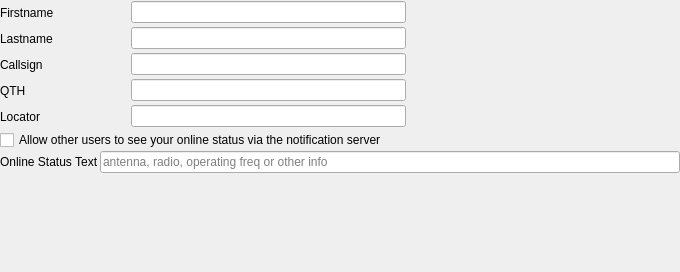
The window that qsstv/config/operatorconfig.ui (xdsopl/qsstv) describes before a commit, drawn with Qt 5.
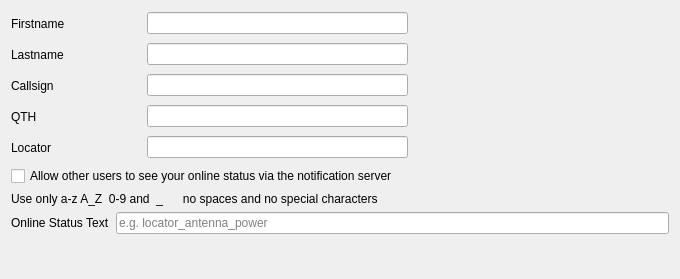
The same window after the commit.

```diff
--- a/qsstv/config/operatorconfig.ui
+++ b/qsstv/config/operatorconfig.ui
@@ -7,28 +7,13 @@
     <x>0</x>
     <y>0</y>
     <width>680</width>
-    <height>272</height>
+    <height>279</height>
    </rect>
   </property>
   <property name="windowTitle">
    <string>Form</string>
   </property>
   <layout class="QVBoxLayout" name="verticalLayout">
-   <property name="spacing">
-    <number>1</number>
-   </property>
-   <property name="leftMargin">
-    <number>0</number>
-   </property>
-   <property name="topMargin">
-    <number>0</number>
-   </property>
-   <property name="rightMargin">
-    <number>0</number>
-   </property>
-   <property name="bottomMargin">
-    <number>0</number>
-   </property>
    <item>
     <layout class="QHBoxLayout" name="_4">
      <item>
@@ -281,6 +266,13 @@
      </property>
     </widget>
    </item>
+   <item>
+    <widget class="QLabel" name="label">
+     <property name="text">
+      <string>Use only a-z A_Z  0-9 and  _      no spaces and no special characters</string>
+     </property>
+    </widget>
+   </item>
    <item>
     <layout class="QHBoxLayout" name="horizontalLayout">
      <item>
@@ -296,7 +288,7 @@
         <number>120</number>
        </property>
        <property name="placeholderText">
-        <string>antenna, radio, operating freq or other info</string>
+        <string>e.g. locator_antenna_power</string>
        </property>
       </widget>
      </item>
```
